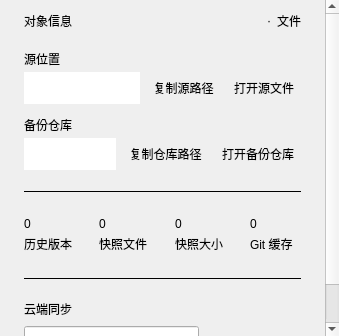
Above: windows/mainwindow_child/homepage/pages/homepage_page_dashboard.ui from Zao-chen/ZcVersionBox before the change. Below: the same form after it.
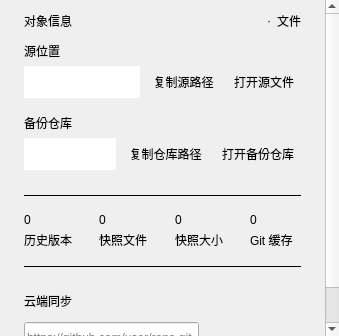
That is the form after the change. Custom widgets are drawn as their Qt base class.

Commit message:
style(ui): 建立概览页面分级间距体系并统一层级节奏
- 微观层级（标签至输入行）：统一为 6px，紧密亲密
- 标题附属层级（区块标题至第一项内容）：统一为 12px（对象信息与云端同步完全一致）
- 字段间距层级（同区块内各表单项）：统一为 16px（源位置与备份仓库）
- 分割线留白层级（分割线至指标区域）：统一为 16px 上下对称
- 大模块层级（模块与模块/分割线间距）：统一为 24px

What changed in the file:
```diff
--- a/windows/mainwindow_child/homepage/pages/homepage_page_dashboard.ui
+++ b/windows/mainwindow_child/homepage/pages/homepage_page_dashboard.ui
@@ -74,10 +74,27 @@
            <number>0</number>
           </property>
           <property name="spacing">
-           <number>20</number>
+           <number>24</number>
           </property>
           <item>
-           <layout class="QHBoxLayout" name="objectHeaderLayout">
+           <layout class="QVBoxLayout" name="objectLayout">
+            <property name="leftMargin">
+             <number>0</number>
+            </property>
+            <property name="topMargin">
+             <number>0</number>
+            </property>
+            <property name="rightMargin">
+             <number>0</number>
+            </property>
+            <property name="bottomMargin">
+             <number>0</number>
+            </property>
+            <property name="spacing">
+             <number>12</number>
+            </property>
+            <item>
+             <layout class="QHBoxLayout" name="objectHeaderLayout">
             <property name="leftMargin">
              <number>0</number>
             </property>
@@ -151,11 +168,11 @@
             </item>
            </layout>
           </item>
-          <item>
-           <layout class="QVBoxLayout" name="pathsLayout">
-            <property name="spacing">
-             <number>12</number>
-            </property>
+            <item>
+             <layout class="QVBoxLayout" name="pathsLayout">
+              <property name="spacing">
+               <number>16</number>
+              </property>
             <item>
              <layout class="QVBoxLayout" name="sourceLayout">
               <property name="leftMargin">
@@ -171,7 +188,7 @@
                <number>0</number>
               </property>
               <property name="spacing">
-               <number>4</number>
+               <number>6</number>
               </property>
               <item>
                <widget class="QLabel" name="sourceLabel">
@@ -291,7 +308,7 @@
                <number>0</number>
               </property>
               <property name="spacing">
-               <number>4</number>
+               <number>6</number>
               </property>
               <item>
                <widget class="QLabel" name="repositoryLabel">
@@ -398,6 +415,25 @@
             </item>
            </layout>
           </item>
+         </layout>
+        </item>
+        <item>
+         <layout class="QVBoxLayout" name="statsSectionLayout">
+          <property name="leftMargin">
+           <number>0</number>
+          </property>
+          <property name="topMargin">
+           <number>0</number>
+          </property>
+          <property name="rightMargin">
+           <number>0</number>
+          </property>
+          <property name="bottomMargin">
+           <number>0</number>
+          </property>
+          <property name="spacing">
+           <number>16</number>
+          </property>
           <item>
            <widget class="QFrame" name="statsTopSeparator">
             <property name="frameShape">
@@ -417,13 +453,13 @@
              <number>0</number>
             </property>
             <property name="topMargin">
-             <number>4</number>
+             <number>0</number>
             </property>
             <property name="rightMargin">
              <number>0</number>
             </property>
             <property name="bottomMargin">
-             <number>4</number>
+             <number>0</number>
             </property>
             <property name="spacing">
              <number>24</number>
@@ -611,6 +647,8 @@
             </property>
            </widget>
           </item>
+          </layout>
+         </item>
           <item>
            <layout class="QVBoxLayout" name="remoteLayout">
             <property name="leftMargin">
@@ -626,7 +664,7 @@
              <number>0</number>
             </property>
             <property name="spacing">
-             <number>8</number>
+             <number>12</number>
             </property>
             <item>
              <layout class="QHBoxLayout" name="remoteHeaderLayout">
```
